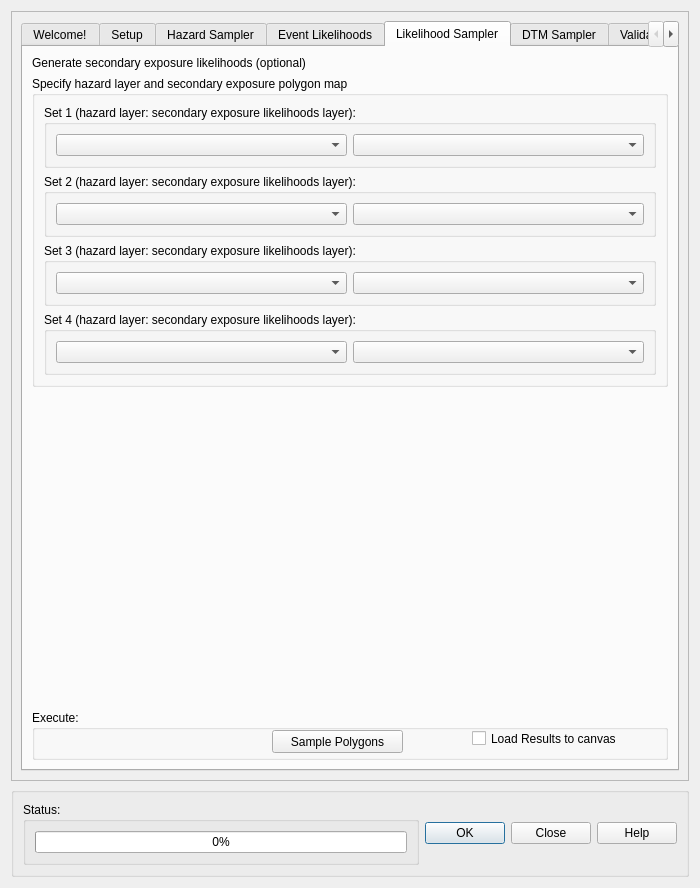
This is canflood_inprep/ProjectDataPrep/ProjectDataPrepDialog_Base.ui in NRCan/CanFlood as Qt 5 draws it before an edit. The edited form follows.
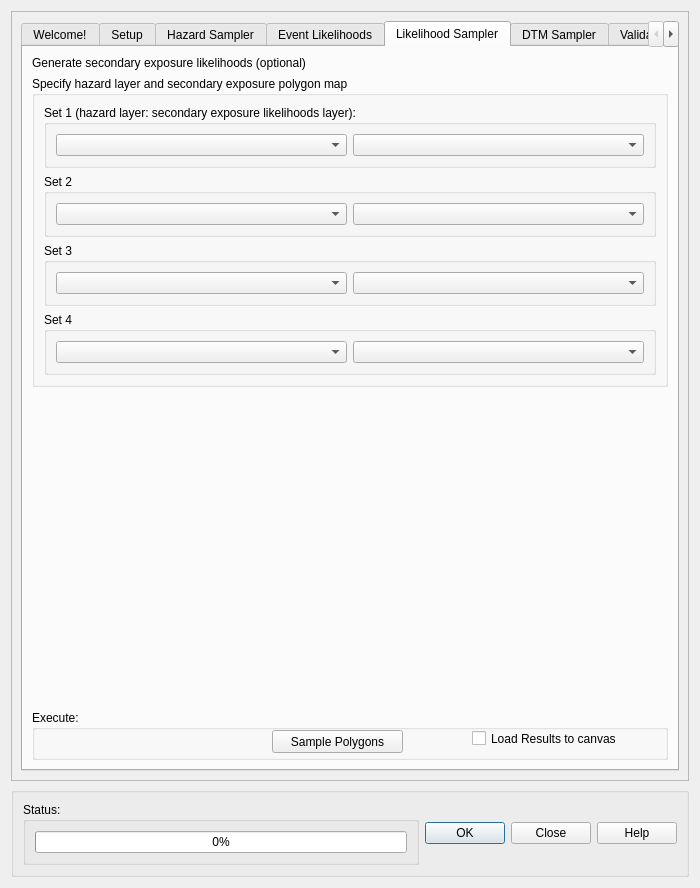
This is the edited form. Custom widgets are drawn as their Qt base class.

Commit message: lisamp ui populated

```diff
--- a/canflood_inprep/ProjectDataPrep/ProjectDataPrepDialog_Base.ui
+++ b/canflood_inprep/ProjectDataPrep/ProjectDataPrepDialog_Base.ui
@@ -1712,7 +1712,7 @@
                  </sizepolicy>
                 </property>
                 <property name="title">
-                 <string>Set 2 (hazard layer: secondary exposure likelihoods layer):</string>
+                 <string>Set 2</string>
                 </property>
                 <layout class="QHBoxLayout" name="horizontalLayout_5">
                  <item>
@@ -1737,7 +1737,7 @@
                  </sizepolicy>
                 </property>
                 <property name="title">
-                 <string>Set 3 (hazard layer: secondary exposure likelihoods layer):</string>
+                 <string>Set 3</string>
                 </property>
                 <layout class="QHBoxLayout" name="horizontalLayout_6">
                  <item>
@@ -1762,7 +1762,7 @@
                  </sizepolicy>
                 </property>
                 <property name="title">
-                 <string>Set 4 (hazard layer: secondary exposure likelihoods layer):</string>
+                 <string>Set 4</string>
                 </property>
                 <layout class="QHBoxLayout" name="horizontalLayout_2">
                  <item>
```
The commit also changes 7 other files.
